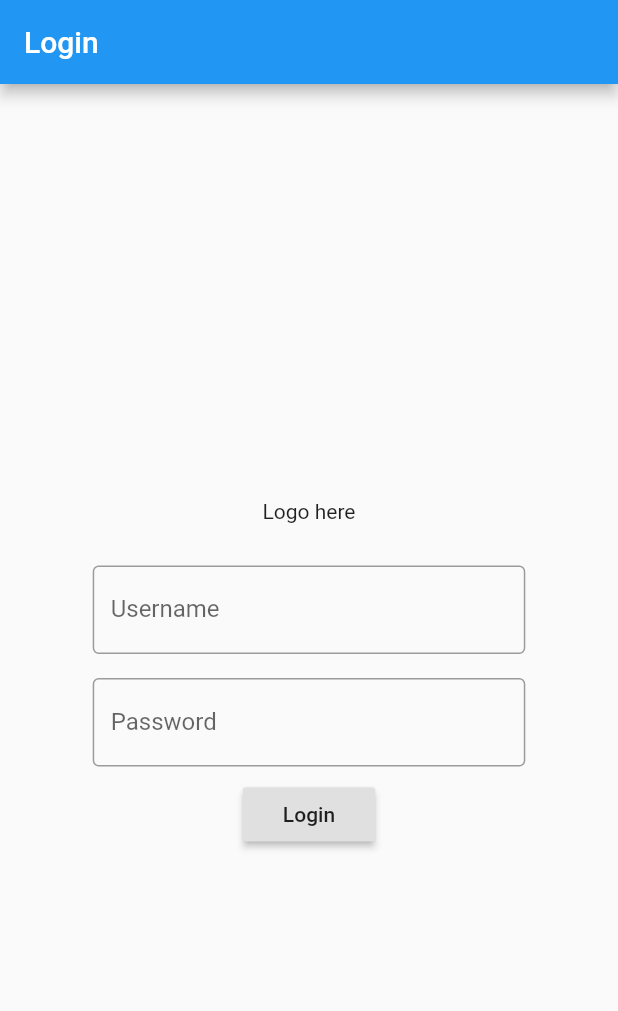
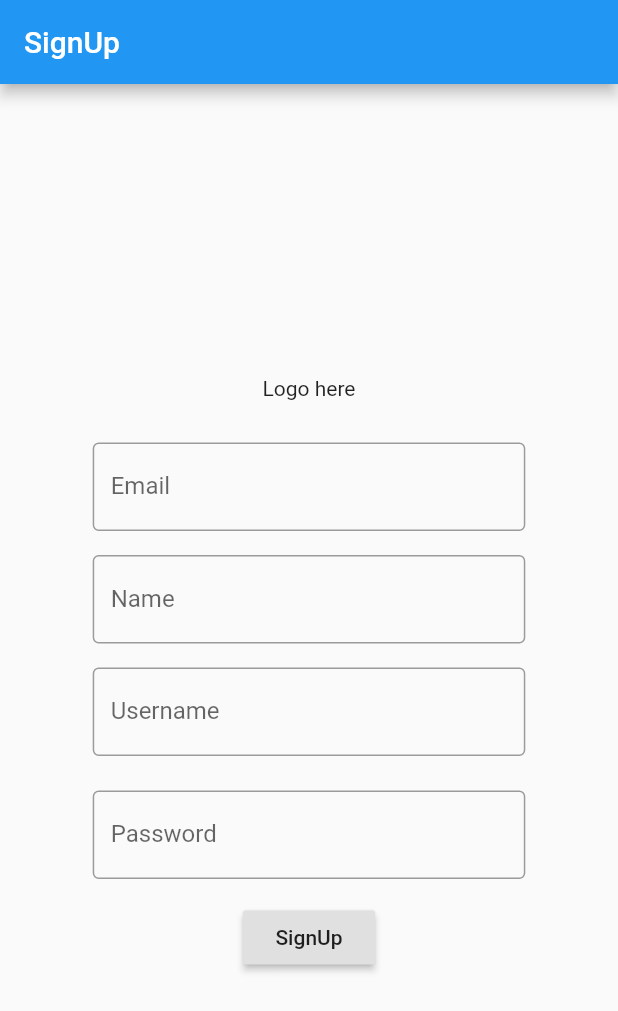
Before and after one commit to JKBustillo/Karma-flutter, a Flutter app: the screen it shows after launch, on a phone screen of 412 x 824 dp. Shown: the top 1011 px of the screen. Run offline on Flutter 3.47's test engine with Material 2 defaults, Android fonts, the phone set to English and light mode, and no system bars.

Commit message:
built(widgets): register widget added

```diff
--- a/lib/main.dart
+++ b/lib/main.dart
@@ -1,11 +1,12 @@
 import 'package:flutter/material.dart';
 import 'package:karma_flutter/widgets/login.dart';
+import 'package:karma_flutter/widgets/register.dart';
 
 void main() {
   runApp(
     MaterialApp(
       debugShowCheckedModeBanner: false,
-      home: Login(),
+      home: Register(),
     ),
   );
 }
--- /dev/null
+++ b/lib/widgets/register.dart
@@ -0,0 +1,134 @@
+import 'package:flutter/material.dart';
+
+class Register extends StatefulWidget {
+  @override
+  _RegisterState createState() => _RegisterState();
+}
+
+Widget _entryField(String title, {bool isPassword = false}) {
+  return Container(
+    margin: EdgeInsets.symmetric(vertical: 10),
+    child: Column(
+      children: <Widget>[
+        SizedBox(
+          height: 5,
+        ),
+        TextField(
+          decoration: InputDecoration(
+          border: OutlineInputBorder(),
+          labelText: title,
+          ),
+        ),
+      ]
+    ),
+  );
+}
+
+class _RegisterState extends State<Register> {
+
+  Widget _submitButton() {
+    return Container(
+      width: MediaQuery.of(context).size.width,
+      padding: EdgeInsets.symmetric(vertical: 15),
+      alignment: Alignment.center,
+      decoration: BoxDecoration(
+          borderRadius: BorderRadius.all(Radius.circular(5)),
+          boxShadow: <BoxShadow>[
+            BoxShadow(
+                color: Colors.grey.shade200,
+                offset: Offset(2, 4),
+                blurRadius: 5,
+                spreadRadius: 2)
+          ],
+          gradient: LinearGradient(
+              begin: Alignment.centerLeft,
+              end: Alignment.centerRight,
+              colors: [Color(0x808080), Color(0x708090)])),
+      child: Text(
+        'SignUp',
+        style: TextStyle(fontSize: 20, color: Colors.white),
+      ),
+    );
+  }
+  Widget _dataInputWidget() {
+    return Column(
+      children: [
+        _entryField("Email"),
+        _entryField("Name"),
+        _entryField("Username"),
+        _entryField("Password", isPassword: true)
+      ],
+    );
+  }
+
+  @override
+  Widget build(BuildContext context) {
+    return Scaffold(
+      appBar: new AppBar(
+        title: new Text("SignUp"),
+      ),
+      body: new Container(
+        margin: const EdgeInsets.all(8.0),
+        child: Column(
+          crossAxisAlignment: CrossAxisAlignment.center,
+          mainAxisAlignment: MainAxisAlignment.center,
+          children: <Widget>[
+            Container(
+              alignment: Alignment.center,
+              margin: const EdgeInsets.all(20.0),
+              child: Text("Logo here"),
+            ),
+            Container(
+              width: MediaQuery.of(context).size.width * 0.7,
+              margin: const EdgeInsets.all(8.0),
+              alignment: Alignment.center,
+              child: TextField(
+                decoration: InputDecoration(
+                  border: OutlineInputBorder(),
+                  labelText: "Email",
+                ),
+              ),
+            ),
+            Container(
+              width: MediaQuery.of(context).size.width * 0.7,
+              margin: const EdgeInsets.all(8.0),
+              alignment: Alignment.center,
+              child: TextField(
+                decoration: InputDecoration(
+                  border: OutlineInputBorder(),
+                  labelText: "Name",
+                ),
+              ),
+            ),
+            Container(
+              width: MediaQuery.of(context).size.width * 0.7,
+              margin: const EdgeInsets.all(8.0),
+              alignment: Alignment.center,
+              child: TextField(
+                decoration: InputDecoration(
+                  border: OutlineInputBorder(),
+                  labelText: "Username",
+                ),
+              ),
+            ),
+            Container(
+              width: MediaQuery.of(context).size.width * 0.7,
+              margin: const EdgeInsets.all(15.0),
+              alignment: Alignment.center,
+              child: TextField(
+                decoration: InputDecoration(
+                  border: OutlineInputBorder(),
+                  labelText: "Password",
+                ),
+              ),
+            ),
+            RaisedButton(
+                child: Text("SignUp"),
+                onPressed: () {
+                }),
+          ],
+        ),
+      ),
+    );
+  }
+}
```
